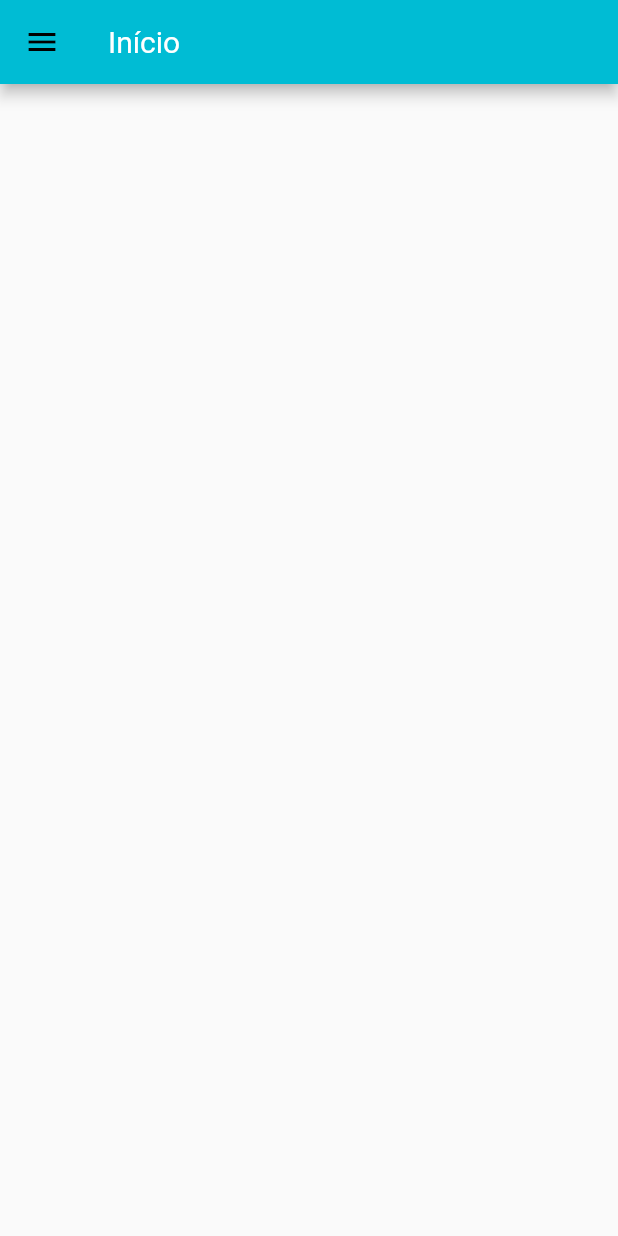
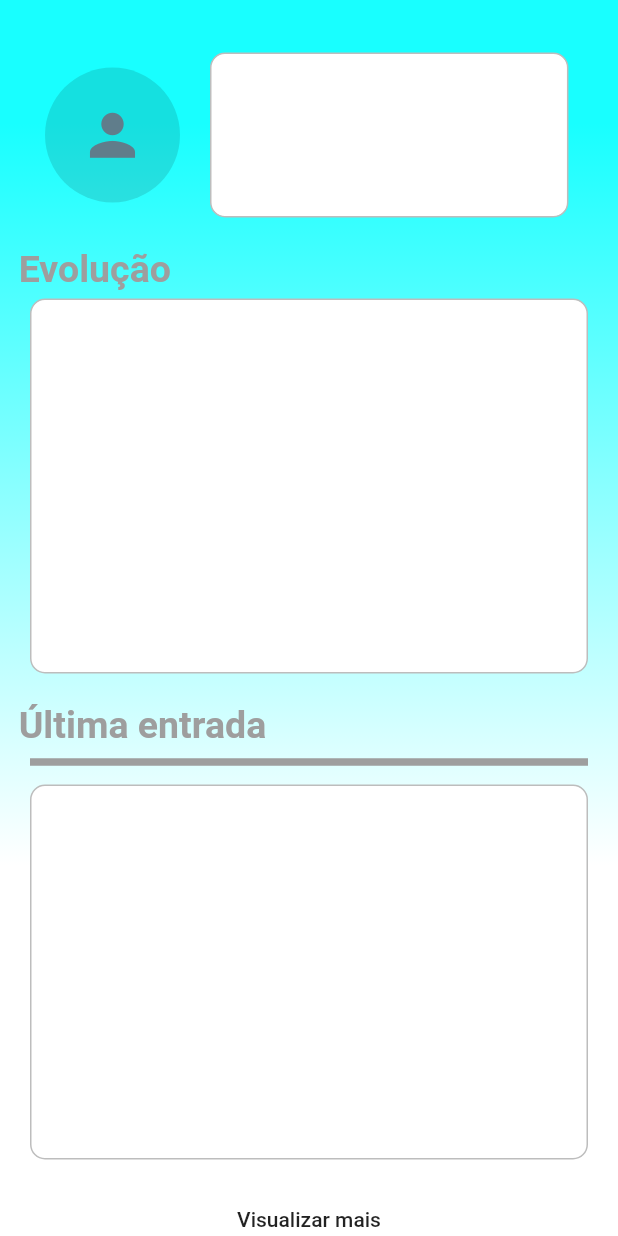
Before and after one commit to andrelrf1/cheerup, a Flutter app: the screen it shows after launch, after a tap on "Entrar", on a phone screen of 412 x 824 dp. Run offline on Flutter 3.47's test engine with Material 2 defaults, Android fonts, the phone set to English and light mode, and no system bars.

Commit message:
Home screen commit inicial

```diff
--- a/lib/main.dart
+++ b/lib/main.dart
@@ -1,13 +1,18 @@
 import 'package:flutter/material.dart';
 import 'screens/splash/splash_screen.dart';
 import 'screens/login/login_screen.dart';
+import 'package:flutter/services.dart';
 
 void main() => runApp(MyApp());
 
 class MyApp extends StatelessWidget {
   @override
   Widget build(BuildContext context) {
+    SystemChrome.setSystemUIOverlayStyle(SystemUiOverlayStyle(
+      statusBarColor: Colors.black,
+    ));
     return MaterialApp(
+      debugShowCheckedModeBanner: false,
       title: 'CheerUP',
       theme: ThemeData(
         primarySwatch: Colors.cyan,
--- a/lib/screens/home/home_screen.dart
+++ b/lib/screens/home/home_screen.dart
@@ -4,47 +4,127 @@ class Home extends StatelessWidget {
   @override
   Widget build(BuildContext context) {
     return Scaffold(
-      appBar: AppBar(
-        title: Text(
-          'Início',
-          style: TextStyle(
-            color: Colors.white,
-            fontWeight: FontWeight.normal,
-          ),
+      body: Container(
+        decoration: new BoxDecoration(
+          gradient: LinearGradient(
+              begin: Alignment.topCenter,
+              end: Alignment.bottomCenter,
+              stops: [
+                0.1,
+                0.7
+              ],
+              colors: [
+                Colors.cyanAccent,
+                Colors.white,
+              ]),
         ),
-      ),
-      drawer: Drawer(
-        child: Column(
+        // padding: EdgeInsets.only(top: 29.1),
+        // color: Colors.yellow[200],
+        child: ListView(
           children: <Widget>[
-            UserAccountsDrawerHeader(
-              accountEmail: Text(
-                'example@example.com',
+            SizedBox(
+              height: 15,
+            ),
+            Row(
+              children: <Widget>[
+                SizedBox(
+                  width: 30,
+                ),
+                CircleAvatar(
+                  backgroundColor: Colors.black12,
+                  child: Icon(
+                    Icons.person,
+                    color: Colors.blueGrey,
+                    size: 45,
+                  ),
+                  radius: 45,
+                ),
+                Container(
+                  margin:
+                      new EdgeInsets.symmetric(horizontal: 20.0, vertical: 20),
+                  height: 110,
+                  width: MediaQuery.of(context).size.width * 0.58,
+                  decoration: BoxDecoration(
+                    borderRadius: BorderRadius.all(Radius.circular(10)),
+                    color: Colors.white,
+                    border: Border.all(
+                      width: 1,
+                      color: Colors.grey[400],
+                    ),
+                  ),
+                ),
+              ],
+            ),
+            Container(
+              alignment: Alignment.centerLeft,
+              child: Text(
+                "  Evolução",
                 style: TextStyle(
-                  color: Colors.white,
+                    fontSize: 25,
+                    color: Colors.grey,
+                    fontWeight: FontWeight.bold),
+              ),
+            ),
+            Container(
+              margin: new EdgeInsets.only(
+                  left: 20.0, right: 20, top: 5, bottom: 20),
+              decoration: BoxDecoration(
+                borderRadius: BorderRadius.all(Radius.circular(10)),
+                color: Colors.white,
+                border: Border.all(
+                  width: 1,
+                  color: Colors.grey[400],
                 ),
               ),
-              accountName: Text(
-                'Coisinha',
+              height: 250,
+            ),
+            Container(
+              alignment: Alignment.centerLeft,
+              child: Text(
+                "  Última entrada",
                 style: TextStyle(
-                  color: Colors.white,
+                  fontSize: 25,
+                  color: Colors.grey,
+                  fontWeight: FontWeight.bold,
                 ),
               ),
-              currentAccountPicture: Icon(Icons.person),
-              arrowColor: Colors.cyan,
             ),
-            ListTile(
-              leading: Icon(Icons.book),
-              title: Text('Diário'),
-              onTap: () {},
+            const Divider(
+              color: Colors.grey,
+              height: 20,
+              thickness: 5,
+              indent: 20,
+              endIndent: 20,
             ),
-            ListTile(
-              leading: Icon(Icons.settings),
-              title: Text('Configurações'),
-              onTap: () {},
-            )
+            Container(
+              margin: new EdgeInsets.only(top: 5, left: 20, right: 20),
+              decoration: BoxDecoration(
+                borderRadius: BorderRadius.all(Radius.circular(10)),
+                color: Colors.white,
+                border: Border.all(
+                  width: 1,
+                  color: Colors.grey[400],
+                ),
+              ),
+              height: 250,
+            ),
+            Container(
+              height: 40,
+              alignment: Alignment.center,
+              margin: new EdgeInsets.symmetric(horizontal: 10, vertical: 20),
+              child: FlatButton(
+                onPressed: () {},
+                child: Text("Visualizar mais"),
+                shape: RoundedRectangleBorder(
+                  borderRadius: BorderRadius.circular(18.0),
+                ),
+              ),
+            ),
           ],
         ),
       ),
     );
   }
+
+  Radius buildRadius() => Radius.circular(40.0);
 }
--- a/lib/screens/splash/splash_screen.dart
+++ b/lib/screens/splash/splash_screen.dart
@@ -15,7 +15,7 @@ class _SplashScreenState extends State<SplashScreen> {
 
   // controla o tempo da splash screen
   Future<Timer> _splashTimer() async {
-    var tempo = Duration(seconds: 5);
+    var tempo = Duration(seconds: 1);
     return Timer(tempo, _nextScreen);
   }
 
@@ -35,10 +35,7 @@ class _SplashScreenState extends State<SplashScreen> {
         child: Text(
           'CheerUP',
           style: TextStyle(
-            color: Colors.cyan,
-            fontSize: 45,
-            fontWeight: FontWeight.bold
-          ),
+              color: Colors.cyan, fontSize: 45, fontWeight: FontWeight.bold),
         ),
       ),
     );
--- a/pubspec.yaml
+++ b/pubspec.yaml
@@ -17,6 +17,7 @@ environment:
   sdk: ">=2.1.0 <3.0.0"
 
 dependencies:
+  fl_chart: ^0.9.4
   flutter:
     sdk: flutter
 
```
Also changed, not shown: pubspec.lock.
